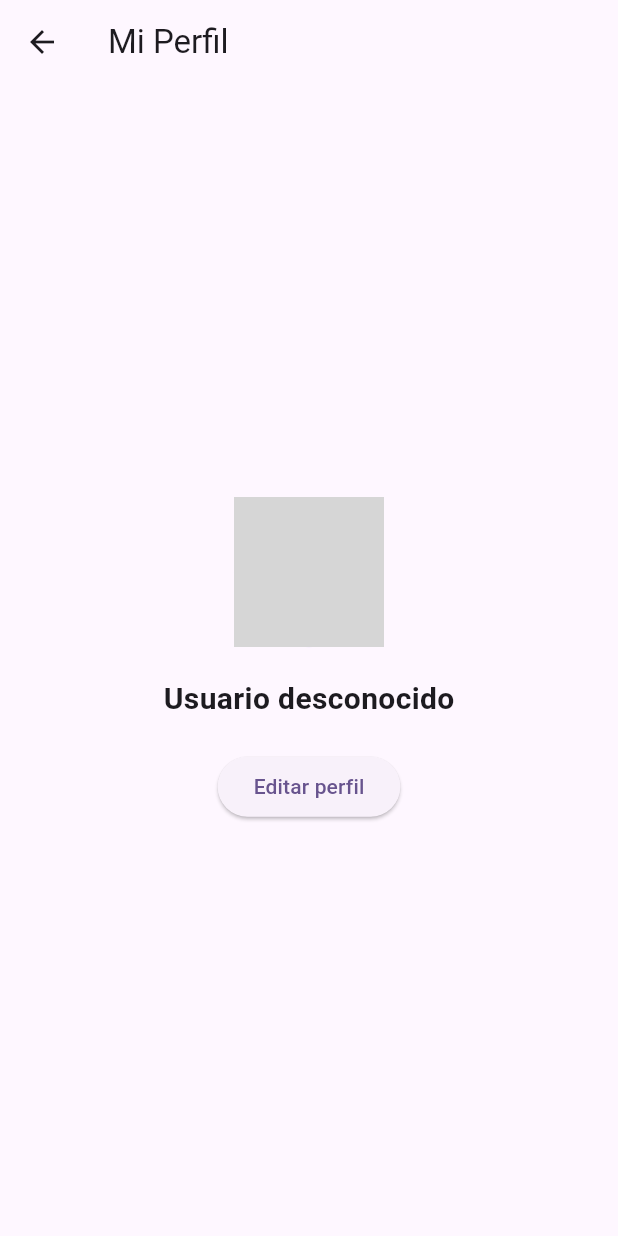
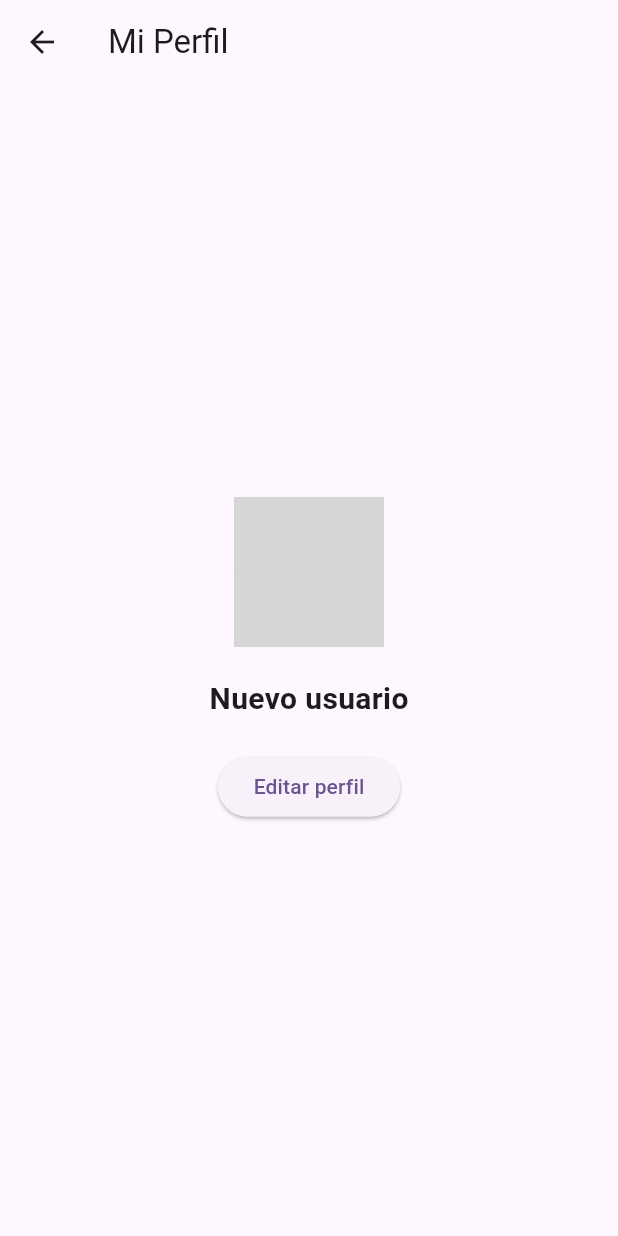
Before and after one commit to santiconstantopoulos/proyecto_gimnasio_esquel, a Flutter app: the screen it shows once a user with an empty profile is signed in, item 3 of the bottom bar chosen, after a tap on "Editar Perfil", on a phone screen of 412 x 824 dp. Run offline on Flutter 3.47's test engine with Material 3 defaults, Android fonts, the light colour scheme and no system bars; our stand-ins replace cloud_firestore, firebase_auth, firebase_core, firebase_storage, image_picker; missing offline and left inert: firebase_ui_auth, firebase_ui_oauth_google; accounts and stored records are empty; network calls fail; grey boxes are pictures that could not be loaded.

Commit message:
crear colecciones y editar perfil

```diff
--- a/lib/features/login/auth_gate.dart
+++ b/lib/features/login/auth_screen.dart
@@ -1,45 +1,25 @@
+// ignore_for_file: library_private_types_in_public_api
+
 import 'package:firebase_auth/firebase_auth.dart' hide EmailAuthProvider;
 import 'package:firebase_ui_auth/firebase_ui_auth.dart';
 import 'package:firebase_ui_oauth_google/firebase_ui_oauth_google.dart';
 import 'package:flutter/material.dart';
-
 import 'package:proyecto_gimnasio_esquel/features/home/home.dart';
 
-class AuthGate extends StatelessWidget {
-  const AuthGate({super.key});
+class AuthScreen extends StatefulWidget {
+  const AuthScreen({super.key});
 
+  @override
+  _AuthGateState createState() => _AuthGateState();
+}
+
+class _AuthGateState extends State<AuthScreen> {
   @override
   Widget build(BuildContext context) {
     return Scaffold(
       appBar: AppBar(
-        title: const Text("Gym Desarrollo App"), centerTitle: true,
-        /* actions: [
-          // Botón de 3 puntos
-          PopupMenuButton<int>(
-            onSelected: (item) {
-              switch (item) {
-                case 0:
-                  // Mostrar sidebar
-                  _showSidebar(context);
-                  break;
-                case 1:
-                  // Cerrar sesión
-                  _signOut(context);
-                  break;
-              }
-            },
-            itemBuilder: (context) => [
-              const PopupMenuItem<int>(
-                value: 0,
-                child: Text('Ayuda'),
-              ),
-              const PopupMenuItem<int>(
-                value: 1,
-                child: Text('Cerrar sesión'),
-              ),
-            ],
-          ),
-        ], */
+        title: const Text("Gym Desarrollo App"),
+        centerTitle: true,
       ),
       body: StreamBuilder<User?>(
         stream: FirebaseAuth.instance.authStateChanges(),
@@ -52,15 +32,6 @@ class AuthGate extends StatelessWidget {
                     clientId:
                         "1092870181448-enq21pikqoqk2ipndi45fqkejtj51he2.apps.googleusercontent.com"),
               ],
-              // headerBuilder: (context, constraints, shrinkOffset) {
-              //   return Padding(
-              //     padding: const EdgeInsets.all(20),
-              //     child: AspectRatio(
-              //       aspectRatio: 1,
-              //       child: Image.asset('assets/image.png'),
-              //     ),
-              //   );
-              // },
               subtitleBuilder: (context, action) {
                 return Padding(
                   padding: const EdgeInsets.symmetric(vertical: 8.0),
@@ -68,7 +39,7 @@ class AuthGate extends StatelessWidget {
                       ? const Text(
                           'Bienvenido a Gym App, por favor inicie sesión!')
                       : const Text(
-                          'Bienvenido a Gym App, por favor registrese!'),
+                          'Bienvenido a Gym App, por favor regístrese!'),
                 );
               },
               footerBuilder: (context, action) {
@@ -88,15 +59,4 @@ class AuthGate extends StatelessWidget {
       ),
     );
   }
-
-/*   void _showSidebar(BuildContext context) {
-    ScaffoldMessenger.of(context).showSnackBar(
-      const SnackBar(content: Text('Sidebar abierta')),
-    );
-  } */
-
-
-  Future<void> _signOut(BuildContext context) async {
-    await FirebaseAuth.instance.signOut();
-  }
 }
--- a/lib/features/login/services/auth_service.dart
+++ b/lib/features/login/services/auth_service.dart
@@ -1,15 +1,11 @@
-import 'package:cloud_firestore/cloud_firestore.dart';
 import 'package:firebase_auth/firebase_auth.dart';
 
 class AuthService {
   final FirebaseAuth _firebaseAuth = FirebaseAuth.instance;
-  final FirebaseFirestore _firestore = FirebaseFirestore.instance;
 
   // Obtiene el usuario actual
   User? get currentUser => _firebaseAuth.currentUser;
 
   // Obtiene el ID del usuario actual
   String get userId => currentUser?.uid ?? 'unknown_user';
-
-  //TODO: crear documentos y colecciones necesarias
 }
--- a/lib/features/profile/profile_screen.dart
+++ b/lib/features/profile/profile_screen.dart
@@ -1,7 +1,17 @@
+// profile_screen.dart
+// ignore_for_file: library_private_types_in_public_api, use_build_context_synchronously
+
+import 'dart:io';
+
 import 'package:cloud_firestore/cloud_firestore.dart';
+import 'package:firebase_storage/firebase_storage.dart';
 import 'package:flutter/material.dart';
-
 import 'package:proyecto_gimnasio_esquel/features/profile/services/profile_services.dart';
+import 'package:image_picker/image_picker.dart';
+import 'package:proyecto_gimnasio_esquel/features/profile/widgets/profile_avatar.dart';
+import 'widgets/profile_name.dart';
+import 'widgets/profile_edit_button.dart';
+import 'widgets/profile_avatar_picker.dart';
 
 class ProfileScreen extends StatefulWidget {
   const ProfileScreen({super.key});
@@ -12,8 +22,10 @@ class ProfileScreen extends StatefulWidget {
 
 class _ProfileScreenState extends State<ProfileScreen> {
   final ProfileService _profileService = ProfileService();
-  String userName = "Cargando..."; // Placeholder mientras carga el perfil
-  String profileImageUrl = ""; // Placeholder para la imagen del perfil
+  String userName = "Cargando...";
+  String profileImageUrl = "";
+  bool isEditing = false;
+  final TextEditingController _nameController = TextEditingController();
 
   @override
   void initState() {
@@ -23,20 +35,72 @@ class _ProfileScreenState extends State<ProfileScreen> {
 
   Future<void> _loadUserProfile() async {
     try {
-      // Obtiene el perfil del usuario desde Firestore
       DocumentSnapshot<Map<String, dynamic>> profileData =
           await _profileService.getUserProfile();
 
-      // Extrae el nombre y la URL de la imagen de perfil de los datos
+      String? fetchedProfileImageUrl = profileData.data()?['profile_image_url'];
+
+      if (fetchedProfileImageUrl == null || fetchedProfileImageUrl.isEmpty) {
+        final Reference defaultImageRef = FirebaseStorage.instance
+            .ref()
+            .child('profile_images/default_avatar.jpg');
+        fetchedProfileImageUrl = await defaultImageRef.getDownloadURL();
+      }
+
       setState(() {
         userName = profileData.data()?['name'] ?? 'Usuario desconocido';
-        profileImageUrl = profileData.data()?['profile_image_url'] ??
-            'https://picsum.photos/200';
+        profileImageUrl = fetchedProfileImageUrl!;
+        _nameController.text = userName;
       });
     } catch (e) {
       setState(() {
-        userName = "Error al cargar perfil";
+        userName = "Error al cargar perfil $e";
       });
+    }
+  }
+
+  Future<void> _saveProfile() async {
+    try {
+      await _profileService.updateUserName(_nameController.text);
+      setState(() {
+        userName = _nameController.text;
+        isEditing = false;
+      });
+    } catch (e) {
+      ScaffoldMessenger.of(context).showSnackBar(
+        SnackBar(content: Text('Error al guardar el perfil: $e')),
+      );
+    }
+  }
+
+  Future<void> _updateProfileImage(XFile? image) async {
+    if (image != null) {
+      try {
+        final file = File(image.path);
+        final String nameFile = file.path.split("/").last;
+        final FirebaseStorage storage = FirebaseStorage.instance;
+
+        Reference ref = storage.ref().child("profile_images").child(nameFile);
+
+        final UploadTask uploadTask = ref.putFile(file);
+        final TaskSnapshot snapshot = await uploadTask.whenComplete(() => true);
+        final String downloadUrl = await snapshot.ref.getDownloadURL();
+
+        await _profileService.updateUserProfileImage(downloadUrl);
+
+        setState(() {
+          profileImageUrl = downloadUrl;
+        });
+
+        ScaffoldMessenger.of(context).showSnackBar(
+          const SnackBar(content: Text('Imagen de perfil actualizada')),
+        );
+      } catch (e) {
+        ScaffoldMessenger.of(context).showSnackBar(
+          SnackBar(
+              content: Text('Error al actualizar la imagen de perfil: $e')),
+        );
+      }
     }
   }
 
@@ -50,24 +114,33 @@ class _ProfileScreenState extends State<ProfileScreen> {
         child: Column(
           mainAxisAlignment: MainAxisAlignment.center,
           children: [
-            // Muestra la imagen de perfil
-            CircleAvatar(
-              radius: 50,
-              backgroundImage: NetworkImage(profileImageUrl),
+            isEditing
+                ? ProfileImagePicker(
+                    profileImageUrl: profileImageUrl,
+                    onImagePicked: _updateProfileImage,
+                  )
+                : ProfileAvatar(profileImageUrl: profileImageUrl),
+            const SizedBox(height: 20),
+            ProfileName(
+              isEditing: isEditing,
+              userName: userName,
+              nameController: _nameController,
             ),
             const SizedBox(height: 20),
-            // Muestra el nombre del usuario
-            Text(
-              userName,
-              style: const TextStyle(fontSize: 20, fontWeight: FontWeight.bold),
-            ),
-            const SizedBox(height: 20),
-            // Botón para editar el perfil
-            ElevatedButton(
-              onPressed: () {
-                // Lógica para editar el perfil
+            ProfileEditButton(
+              isEditing: isEditing,
+              onSave: _saveProfile,
+              onEdit: () {
+                setState(() {
+                  isEditing = true;
+                });
               },
-              child: const Text('Editar perfil'),
+              onCancel: () {
+                setState(() {
+                  isEditing = false;
+                  _nameController.text = userName;
+                });
+              },
             ),
           ],
         ),
--- a/lib/features/profile/services/profile_services.dart
+++ b/lib/features/profile/services/profile_services.dart
@@ -8,16 +8,39 @@ class ProfileService {
 
   Future<DocumentSnapshot<Map<String, dynamic>>> getUserProfile() async {
     String userId = _authService.userId;
-    return _firestore
+
+    DocumentReference<Map<String, dynamic>> profileDoc = _firestore
+        .collection('users')
+        .doc(userId)
+        .collection('profile')
+        .doc('profile_data');
+
+    DocumentSnapshot<Map<String, dynamic>> profileSnapshot =
+        await profileDoc.get();
+
+    if (!profileSnapshot.exists) {
+      await profileDoc.set({
+        'name': 'Nuevo usuario',
+        'profile_image_url': 'https://example.com/default_avatar.jpg',
+      });
+
+      profileSnapshot = await profileDoc.get();
+    }
+
+    return profileSnapshot;
+  }
+
+  Future<void> updateUserName(String newName) async {
+    String userId = _authService.userId;
+    await _firestore
         .collection('users')
         .doc(userId)
         .collection('profile')
         .doc('profile_data')
-        .get();
+        .update({'name': newName});
   }
 
-  Future<void> updateUserProfile(
-      {required String name, required String profileImageUrl}) async {
+  Future<void> updateUserProfileImage(String imageUrl) async {
     String userId = _authService.userId;
     await _firestore
         .collection('users')
@@ -25,8 +48,7 @@ class ProfileService {
         .collection('profile')
         .doc('profile_data')
         .update({
-      'name': name,
-      'profile_image_url': profileImageUrl,
+      'profile_image_url': imageUrl,
     });
   }
 }
--- /dev/null
+++ b/lib/features/profile/widgets/profile_avatar.dart
@@ -0,0 +1,15 @@
+import 'package:flutter/material.dart';
+
+class ProfileAvatar extends StatelessWidget {
+  final String profileImageUrl;
+
+  const ProfileAvatar({super.key, required this.profileImageUrl});
+
+  @override
+  Widget build(BuildContext context) {
+    return CircleAvatar(
+      radius: 50,
+      backgroundImage: NetworkImage(profileImageUrl),
+    );
+  }
+}
--- /dev/null
+++ b/lib/features/profile/widgets/profile_edit_button.dart
@@ -0,0 +1,33 @@
+import 'package:flutter/material.dart';
+
+class ProfileEditButton extends StatelessWidget {
+  final bool isEditing;
+  final VoidCallback onSave;
+  final VoidCallback onEdit;
+  final VoidCallback onCancel;
+
+  const ProfileEditButton({
+    super.key,
+    required this.isEditing,
+    required this.onSave,
+    required this.onEdit,
+    required this.onCancel,
+  });
+
+  @override
+  Widget build(BuildContext context) {
+    return Column(
+      children: [
+        ElevatedButton(
+          onPressed: isEditing ? onSave : onEdit,
+          child: Text(isEditing ? 'Guardar cambios' : 'Editar perfil'),
+        ),
+        if (isEditing)
+          TextButton(
+            onPressed: onCancel,
+            child: const Text('Cancelar'),
+          ),
+      ],
+    );
+  }
+}
--- /dev/null
+++ b/lib/features/profile/widgets/profile_name.dart
@@ -0,0 +1,33 @@
+import 'package:flutter/material.dart';
+
+class ProfileName extends StatelessWidget {
+  final bool isEditing;
+  final String userName;
+  final TextEditingController nameController;
+
+  const ProfileName({
+    super.key,
+    required this.isEditing,
+    required this.userName,
+    required this.nameController,
+  });
+
+  @override
+  Widget build(BuildContext context) {
+    return isEditing
+        ? Padding(
+            padding: const EdgeInsets.symmetric(horizontal: 40.0),
+            child: TextField(
+              controller: nameController,
+              decoration: const InputDecoration(
+                labelText: 'Editar nombre',
+                border: OutlineInputBorder(),
+              ),
+            ),
+          )
+        : Text(
+            userName,
+            style: const TextStyle(fontSize: 20, fontWeight: FontWeight.bold),
+          );
+  }
+}
--- a/lib/features/reservations/services/credits_service.dart
+++ b/lib/features/reservations/services/credits_service.dart
@@ -6,14 +6,25 @@ class CreditsService {
   final FirebaseFirestore _firestore = FirebaseFirestore.instance;
   final AuthService _authService = AuthService();
 
-  Stream<int> getCredits() {
-    return _firestore
+  Stream<int> getCredits() async* {
+    String userId = _authService.userId;
+    DocumentReference<Map<String, dynamic>> creditsDoc = _firestore
         .collection('users')
-        .doc(_authService.userId)
+        .doc(userId)
         .collection('credits')
-        .doc('available_credits')
-        .snapshots()
-        .map((snapshot) {
+        .doc('available_credits');
+
+    DocumentSnapshot<Map<String, dynamic>> snapshot = await creditsDoc.get();
+
+    if (!snapshot.exists) {
+      await creditsDoc.set({
+        'credit': 0,
+      });
+
+      snapshot = await creditsDoc.get();
+    }
+
+    yield* creditsDoc.snapshots().map((snapshot) {
       if (snapshot.exists) {
         final data = snapshot.data();
         return data?['credit'] ?? 0;
--- a/lib/features/reservations/services/reservations_service.dart
+++ b/lib/features/reservations/services/reservations_service.dart
@@ -15,9 +15,15 @@ class ReservationsService {
         .where('status', whereIn: [0, 1, 2])
         .orderBy('date', descending: true)
         .snapshots()
-        .map((snapshot) => snapshot.docs
-            .map((doc) => Reservation.fromFirestore(doc.id, doc.data()))
-            .toList());
+        .map((snapshot) {
+          if (snapshot.docs.isEmpty) {
+            return <Reservation>[];
+          } else {
+            return snapshot.docs
+                .map((doc) => Reservation.fromFirestore(doc.id, doc.data()))
+                .toList();
+          }
+        });
   }
 
   Future<void> createReservation(DateTime dateTime) async {
--- a/lib/main.dart
+++ b/lib/main.dart
@@ -2,7 +2,7 @@ import 'package:firebase_core/firebase_core.dart';
 import 'package:flutter/material.dart';
 import 'firebase_options.dart';
 
-import 'package:proyecto_gimnasio_esquel/features/login/auth_gate.dart';
+import 'package:proyecto_gimnasio_esquel/features/login/auth_screen.dart';
 
 Future<void> main() async {
   WidgetsFlutterBinding.ensureInitialized();
@@ -25,7 +25,7 @@ class MyApp extends StatelessWidget {
         colorScheme: ColorScheme.fromSeed(seedColor: Colors.deepPurple),
         useMaterial3: true,
       ),
-      home: const AuthGate(),
+      home: const AuthScreen(),
     );
   }
 }
--- a/pubspec.yaml
+++ b/pubspec.yaml
@@ -43,6 +43,7 @@ dependencies:
   cloud_firestore: ^5.4.1
   image_picker: ^1.1.2
   intl: ^0.19.0
+  firebase_storage: ^12.3.2
 
 dev_dependencies:
   flutter_test:
```
Also changed, not shown: lib/features/profile/widgets/profile_avatar_picker.dart (added, +40 -0 lines), pubspec.lock, 3 other files.
